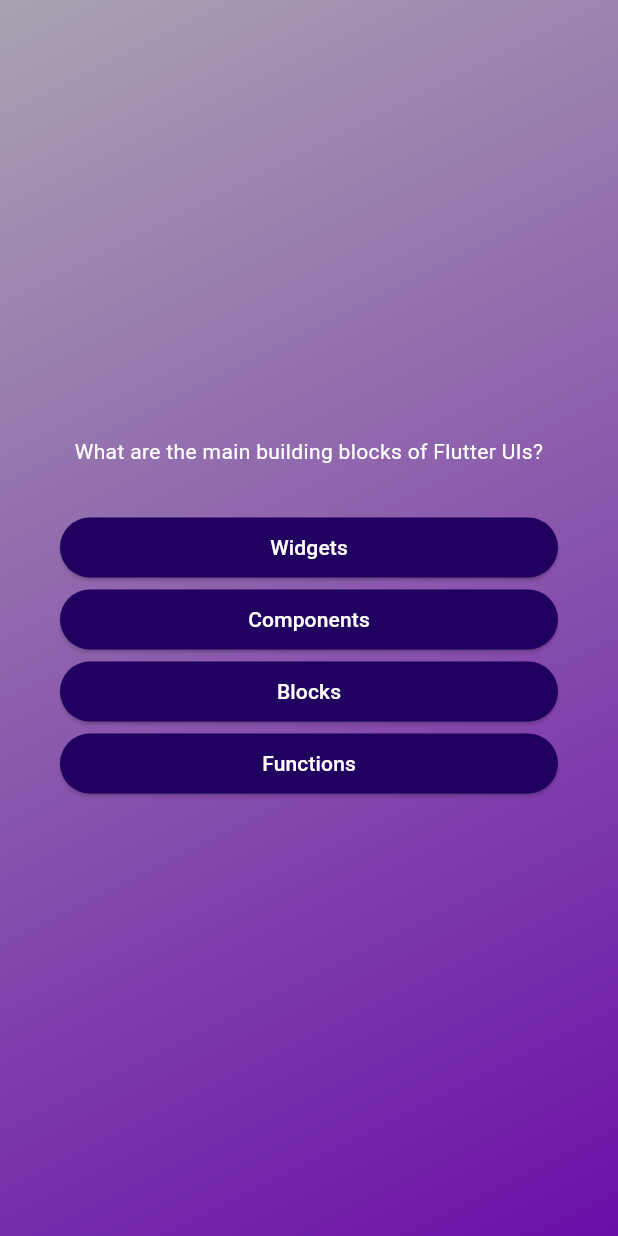
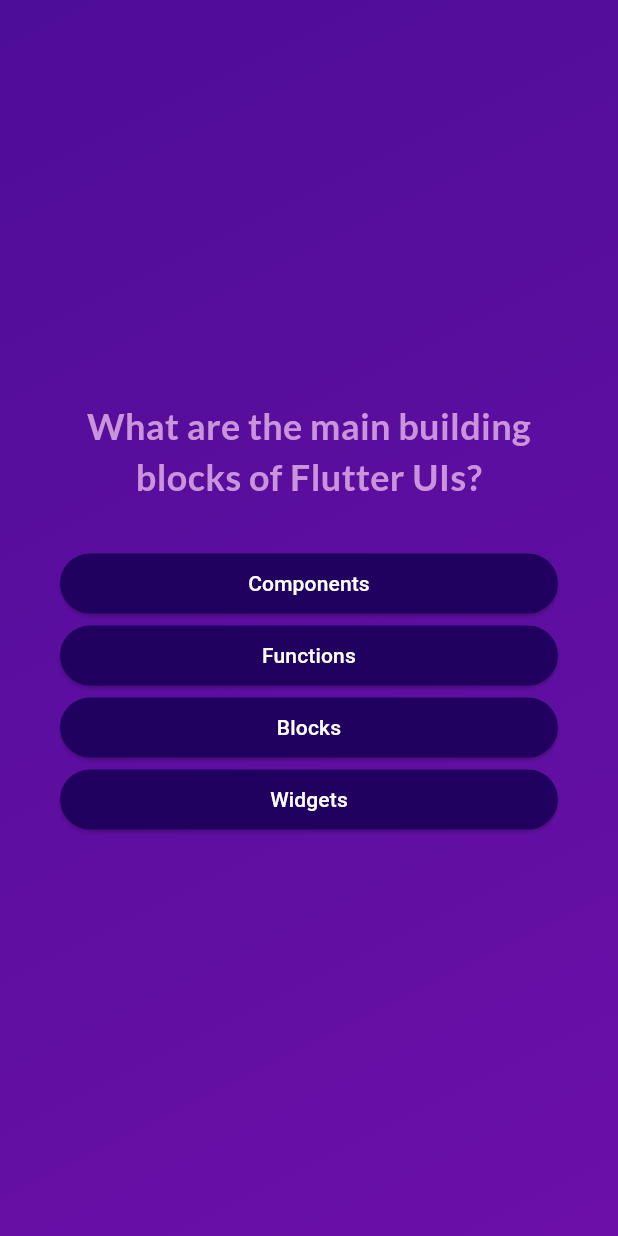
Before and after one commit to Artur-Tech/quiz_app, a Flutter app: the screen it shows after launch, after a tap on "Start Quiz", on a phone screen of 412 x 824 dp. Run offline on Flutter 3.47's test engine with Material 3 defaults, Android fonts, the phone set to English and light mode, and no system bars; our stand-ins replace google_fonts.

Commit message:
bug and error fixes

```diff
--- a/lib/models/answer__button.dart
+++ /dev/null
@@ -1,31 +0,0 @@
-import 'package:flutter/material.dart';
-
-class AnswerButton extends StatelessWidget {
-  const AnswerButton({
-    super.key,
-    required this.answerText,
-    required this.onTap,
-  });
-
-  final String answerText;
-  final void Function() onTap;
-
-  @override
-  Widget build(BuildContext context) {
-    return ElevatedButton(
-      onPressed: onTap,
-      style: ElevatedButton.styleFrom(
-        padding: const EdgeInsets.symmetric(
-          vertical: 10,
-          horizontal: 40,
-        ),
-        backgroundColor: const Color.fromARGB(255, 33, 1, 95),
-        foregroundColor: Colors.white,
-        shape: RoundedRectangleBorder(
-          borderRadius: BorderRadius.circular(40),
-        ),
-      ),
-      child: Text(answerText),
-    );
-  }
-}
--- /dev/null
+++ b/lib/models/answer_button.dart
@@ -0,0 +1,33 @@
+import 'package:flutter/material.dart';
+
+class AnswerButton extends StatelessWidget {
+  const AnswerButton({
+    super.key,
+    required this.answerText,
+    required this.onTap,
+  });
+
+  final String answerText;
+  final void Function() onTap;
+
+  @override
+  Widget build(BuildContext context) {
+    return ElevatedButton(
+        onPressed: onTap,
+        style: ElevatedButton.styleFrom(
+          padding: const EdgeInsets.symmetric(
+            vertical: 10,
+            horizontal: 40,
+          ),
+          backgroundColor: const Color.fromARGB(255, 33, 1, 95),
+          foregroundColor: Colors.white,
+          shape: RoundedRectangleBorder(
+            borderRadius: BorderRadius.circular(40),
+          ),
+        ),
+        child: Text(
+          answerText,
+          textAlign: TextAlign.center,
+        ));
+  }
+}
--- a/lib/questions_screen.dart
+++ b/lib/questions_screen.dart
@@ -1,9 +1,15 @@
 import 'package:flutter/material.dart';
+import 'package:google_fonts/google_fonts.dart';
 import 'package:quiz_app/data/questions.dart';
-import 'package:quiz_app/models/answer__button.dart';
+import 'package:quiz_app/models/answer_button.dart';
 
 class QuestionsScreen extends StatefulWidget {
-  const QuestionsScreen({super.key});
+  const QuestionsScreen({
+    super.key,
+    required this.onSelectAnswer,
+  });
+
+  final void Function(String answer) onSelectAnswer;
 
   @override
   State<QuestionsScreen> createState() {
@@ -12,9 +18,18 @@ class QuestionsScreen extends StatefulWidget {
 }
 
 class _QuestionsScreenState extends State<QuestionsScreen> {
+  int currentQuestionIndex = 0;
+
+  void answerQuestion(String selectedAnswer) {
+    widget.onSelectAnswer(selectedAnswer);
+    setState(() {
+      currentQuestionIndex++;
+    });
+  }
+
   @override
   Widget build(context) {
-    final currentQuestion = questions[0];
+    final currentQuestion = questions[currentQuestionIndex];
 
     return SizedBox(
       width: double.infinity,
@@ -26,14 +41,21 @@ class _QuestionsScreenState extends State<QuestionsScreen> {
           children: [
             Text(
               currentQuestion.text,
-              style: const TextStyle(
-                color: Colors.white,
+              style: GoogleFonts.lato(
+                color: const Color.fromARGB(255, 202, 147, 218),
+                fontSize: 24,
+                fontWeight: FontWeight.bold,
               ),
               textAlign: TextAlign.center,
             ),
             const SizedBox(height: 30),
-            ...currentQuestion.answers.map((answer) {
-              return AnswerButton(answerText: answer, onTap: () {});
+            ...currentQuestion.getShuffledAnswers().map((answer) {
+              return AnswerButton(
+                answerText: answer,
+                onTap: () {
+                  answerQuestion(answer);
+                },
+              );
             })
           ],
         ),
--- a/lib/quiz.dart
+++ b/lib/quiz.dart
@@ -1,4 +1,5 @@
 import 'package:flutter/material.dart';
+import 'package:quiz_app/data/questions.dart';
 import 'package:quiz_app/questions_screen.dart';
 import 'package:quiz_app/start_screen.dart';
 
@@ -12,7 +13,8 @@ class Quiz extends StatefulWidget {
 }
 
 class _QuizState extends State<Quiz> {
-  var activeScreen = 'start-screen';
+  List<String> selectedAnswers = [];
+  String activeScreen = 'start-screen';
 
   void switchScreen() {
     setState(() {
@@ -20,12 +22,25 @@ class _QuizState extends State<Quiz> {
     });
   }
 
+  void chooseAnswer(String answer) {
+    selectedAnswers.add(answer);
+
+    if (selectedAnswers.length == questions.length) {
+      setState(() {
+        selectedAnswers = [];
+        activeScreen = 'start-screen';
+      });
+    }
+  }
+
   @override
   Widget build(context) {
     Widget screenWidget = StartScreen(switchScreen);
 
     if (activeScreen == 'questions-screen') {
-      screenWidget = const QuestionsScreen();
+      screenWidget = QuestionsScreen(
+        onSelectAnswer: chooseAnswer,
+      );
     }
 
     return MaterialApp(
@@ -34,7 +49,7 @@ class _QuizState extends State<Quiz> {
           decoration: const BoxDecoration(
             gradient: LinearGradient(
               colors: [
-                Color.fromARGB(255, 170, 163, 178),
+                Color.fromARGB(255, 78, 13, 151),
                 Color.fromARGB(255, 107, 15, 168),
               ],
               begin: Alignment.topLeft,
--- a/lib/start_screen.dart
+++ b/lib/start_screen.dart
@@ -1,4 +1,5 @@
 import 'package:flutter/material.dart';
+import 'package:google_fonts/google_fonts.dart';
 
 class StartScreen extends StatelessWidget {
   const StartScreen(this.startQuiz, {super.key});
@@ -24,10 +25,10 @@ class StartScreen extends StatelessWidget {
           //   ),
           // ),
           const SizedBox(height: 80),
-          const Text(
+          Text(
             'Learn Flutter the fun way!',
-            style: TextStyle(
-              color: Color.fromARGB(255, 237, 223, 252),
+            style: GoogleFonts.lato(
+              color: const Color.fromARGB(255, 237, 223, 252),
               fontSize: 24,
             ),
           ),
--- a/pubspec.yaml
+++ b/pubspec.yaml
@@ -35,6 +35,7 @@ dependencies:
   # The following adds the Cupertino Icons font to your application.
   # Use with the CupertinoIcons class for iOS style icons.
   cupertino_icons: ^1.0.6
+  google_fonts: ^6.2.1
 
 dev_dependencies:
   flutter_test:
```
Also changed, not shown: pubspec.lock, 7 other files.
